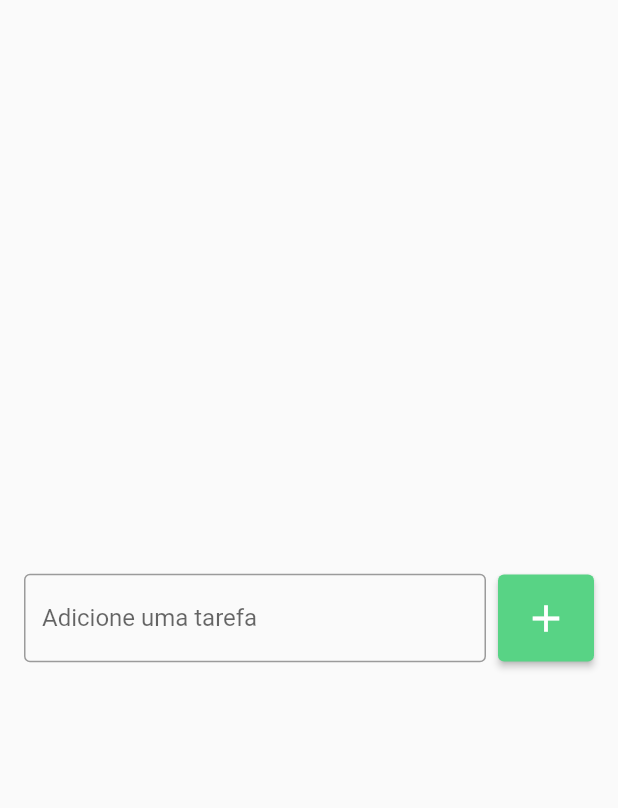
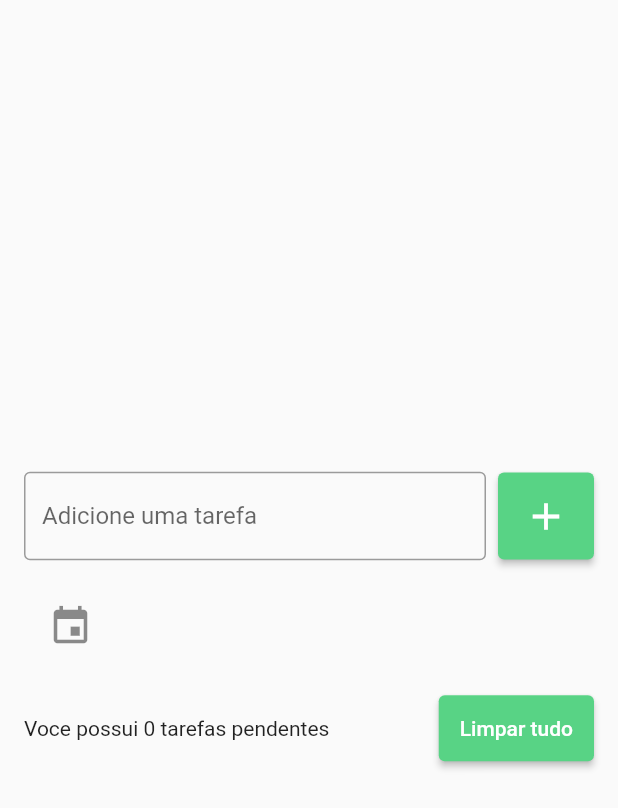
Before and after one commit to CarlosEduEstanislau/flutter_application_1, a Flutter app: the screen it shows after launch, after a tap on the "add" icon, on a phone screen of 412 x 824 dp. Shown: the top 808 px of the screen. Run offline on Flutter 3.47's test engine with Material 2 defaults, Android fonts, the phone set to English and light mode, and no system bars.

Commit message:
Adicionando itens na lista de tarefas

```diff
--- a/lib/Pages/todo_list_page.dart
+++ b/lib/Pages/todo_list_page.dart
@@ -1,7 +1,16 @@
 import 'package:flutter/material.dart';
 
-class TodoListPage extends StatelessWidget {
-  TodoListPage({Key? key}) : super(key: key);
+class TodoListPage extends StatefulWidget {
+  const TodoListPage({Key? key}) : super(key: key);
+
+  @override
+  State<TodoListPage> createState() => _TodoListPageState();
+}
+
+class _TodoListPageState extends State<TodoListPage> {
+  final TextEditingController todoController = TextEditingController();
+
+  List<String> todos = [];
 
   @override
   Widget build(BuildContext context) {
@@ -9,10 +18,14 @@ class TodoListPage extends StatelessWidget {
       body: Center(
         child: Padding(
           padding: const EdgeInsets.symmetric(horizontal: 16),
-          child: Row(
+          child: Column(
+            mainAxisSize: MainAxisSize.min,
+            children: [
+              Row(
                 children: [
                   Expanded(
                     child: TextField(
+                      controller: todoController,
                       decoration: InputDecoration(
                         border: OutlineInputBorder(),
                         labelText: 'Adicione uma tarefa',
@@ -24,7 +37,13 @@ class TodoListPage extends StatelessWidget {
                     width: 8,
                   ),
                   ElevatedButton(
-                  onPressed: () {},
+                    onPressed: () {
+                      String text = todoController.text;
+                      setState(() {
+                        todos.add(text);
+                      });
+                      todoController.clear();
+                    },
                     style: ElevatedButton.styleFrom(
                       primary: Color(0xff58d385),
                       padding: EdgeInsets.all(14),
@@ -32,7 +51,51 @@ class TodoListPage extends StatelessWidget {
                     child: Icon(
                       Icons.add,
                       size: 30,
-                  ))
+                    ),
+                  )
+                ],
+              ),
+              SizedBox(
+                height: 16,
+              ),
+              Flexible(
+                child: ListView(
+                  shrinkWrap: true,
+                  children: [
+                    for (String todo in todos)
+                      ListTile(
+                        title: Text(todo),
+                        leading: Icon(
+                          Icons.event,
+                          size: 30,
+                        ),
+                      )
+                  ],
+                ),
+              ),
+              SizedBox(
+                height: 16,
+              ),
+              Row(
+                children: [
+                  Expanded(
+                    child: Text('Voce possui 0 tarefas pendentes'),
+                  ),
+                  SizedBox(width: 18),
+                  ElevatedButton(
+                    onPressed: () {
+                      setState(() {
+                        todos.clear();
+                      });
+                    },
+                    style: ElevatedButton.styleFrom(
+                      primary: Color(0xff58d385),
+                      padding: EdgeInsets.all(14),
+                    ),
+                    child: Text('Limpar tudo'),
+                  )
+                ],
+              )
             ],
           ),
         ),
```
Lines whose indentation alone changed are shown as unchanged.
